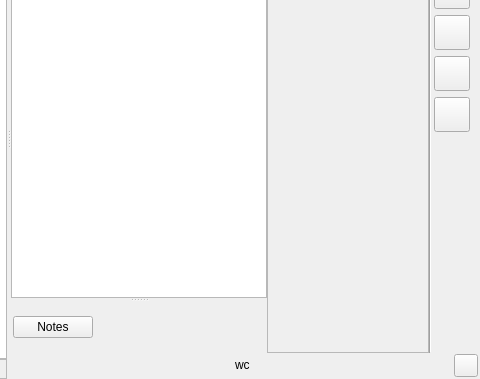
This is ui/manuscript_view.ui in zkovari/plotlyst as Qt 5 draws it before an edit; both pictures show x 324 to 804 and y 104 to 483 of the 804 by 483 pixel window. The edited form follows.
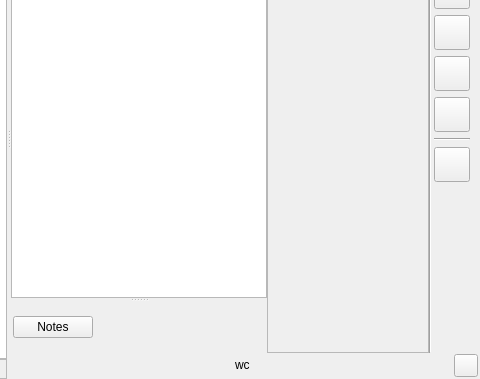
This is the edited form. The open tabs and pages were chosen to show the change. Custom widgets are drawn as their Qt base class.

Commit message: Manuscript setting on the side, closes #1215

What changed in the file:
```diff
--- a/ui/manuscript_view.ui
+++ b/ui/manuscript_view.ui
@@ -793,6 +793,41 @@
                </property>
               </widget>
              </item>
+             <item>
+              <widget class="Line" name="line_4">
+               <property name="orientation">
+                <enum>Qt::Horizontal</enum>
+               </property>
+              </widget>
+             </item>
+             <item>
+              <widget class="QToolButton" name="btnSettings">
+               <property name="cursor">
+                <cursorShape>PointingHandCursor</cursorShape>
+               </property>
+               <property name="toolTip">
+                <string>Export</string>
+               </property>
+               <property name="text">
+                <string/>
+               </property>
+               <property name="iconSize">
+                <size>
+                 <width>28</width>
+                 <height>28</height>
+                </size>
+               </property>
+               <property name="checkable">
+                <bool>true</bool>
+               </property>
+               <property name="transparent-circle-bg-on-hover" stdset="0">
+                <bool>true</bool>
+               </property>
+               <property name="large" stdset="0">
+                <bool>true</bool>
+               </property>
+              </widget>
+             </item>
              <item>
               <spacer name="verticalSpacer_2">
                <property name="orientation">
```
Left out of the diff: 23 changed lines with no effect on the pictures. The commit also changes 4 other files.
